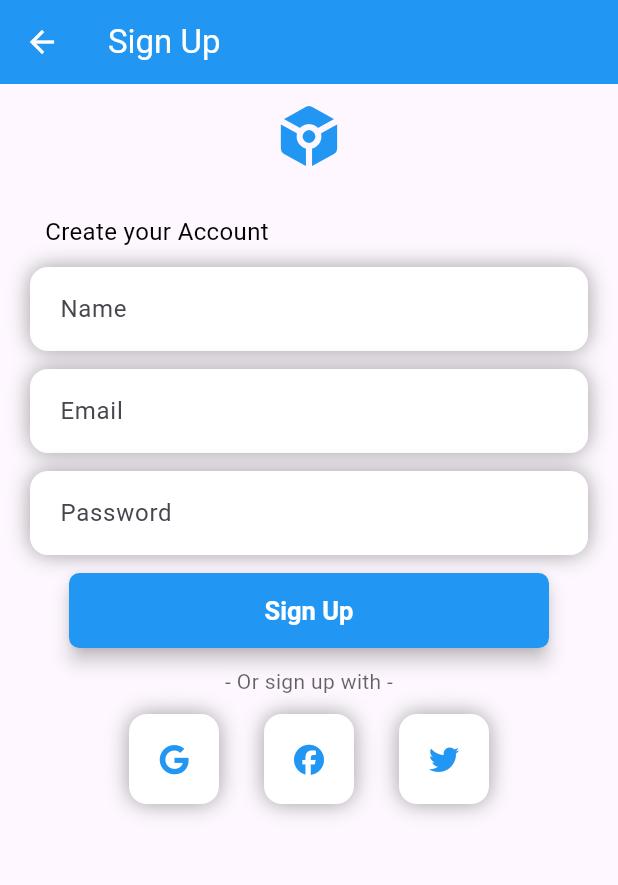
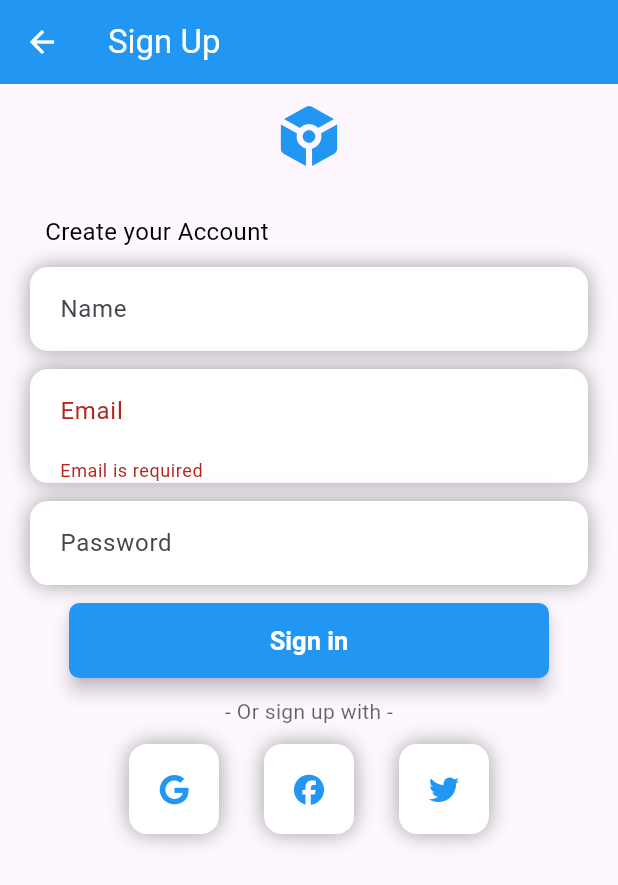
Before and after one commit to deepakd0803/flutterProject, a Flutter app: the Login screen opened directly, after a tap on "Sign in", after a tap on "Sign up", on a phone screen of 412 x 824 dp. Shown: the top 885 px of the screen. Run offline on Flutter 3.47's test engine with Material 3 defaults, Android fonts, the phone set to English and light mode, and no system bars; our stand-ins replace font_awesome_flutter.

```diff
--- a/lib/authentication_service.dart
+++ b/lib/authentication_service.dart
@@ -3,22 +3,71 @@ import 'package:flutter_app/user_modal.dart';
 
 class AuthenticationService with ChangeNotifier {
   User _user = User();
-// changeNotifier helps you manage state change in app
+  String _emailError = '';
+  String _passwordError = '';
+  String _nameError = '';
+
   User get user => _user;
+  String get emailError => _emailError;
+  String get passwordError => _passwordError;
+  String get nameError => _nameError;
+
+  bool validateEmail(String email) {
+    if (email.isEmpty) {
+      _emailError = 'Email is required';
+      notifyListeners();
+      return false;
+    } else if (!RegExp(
+      r'^(([^<>()[\]\\.,;:\s@\"]+(\.[^<>()[\]\\.,;:\s@\"]+)*)|(\".+\"))@((\[[0-9]{1,3}\.[0-9]{1,3}\.[0-9]{1,3}\.[0-9]{1,3}\])|(([a-zA-Z\-0-9]+\.)+[a-zA-Z]{2,}))$',
+    ).hasMatch(email)) {
+      _emailError = 'Invalid email format';
+      notifyListeners();
+      return false;
+    } else {
+      _emailError = '';
+      notifyListeners();
+      return true;
+    }
+  }
+
+  bool validatePassword(String password) {
+    if (password.isEmpty) {
+      _passwordError = 'Password is required';
+      notifyListeners();
+      return false;
+    } else if (password.length < 8) {
+      _passwordError = 'Password must be at least 8 characters';
+      notifyListeners();
+      return false;
+    } else {
+      _passwordError = '';
+      notifyListeners();
+      return true;
+    }
+  }
+
+  bool validateName(String name) {
+    if (name.isEmpty) {
+      _nameError = 'Name is required';
+      notifyListeners();
+      return false;
+    } else {
+      _nameError = '';
+      notifyListeners();
+      return true;
+    }
+  }
 
   void login(String email, String password) {
-
-    if (email == 'deepak@123gmail.com' && password == '12345678') {
+    if (email == "deepak@123gmail.com" && password == "12345678") {
+      // Login logic here
       _user = User(email: email, password: password);
       notifyListeners();
-      // when notifylisteners it will rebuild all the widgets
-    } else {
-      print('Invalid email and Password');
     }
   }
 
   void signUp(String name, String email, String password) {
-
+    // Signup logic here
     _user = User(name: name, email: email, password: password);
     notifyListeners();
   }
--- a/lib/login.dart
+++ b/lib/login.dart
@@ -15,13 +15,15 @@ class _LoginPageState extends State<Login> {
   final _formKey = GlobalKey<FormState>();
   final _emailController = TextEditingController();
   final _passwordController = TextEditingController();
-  var _emailError, _passwordError;
+  // var _emailError, _passwordError;
   @override
   Widget build(BuildContext context) {
+    // final authenticationService = Provider.of<AuthenticationService>(context);
     return Scaffold(
         appBar: AppBar(
           title: Text(
             "Sign In",
+            style: TextStyle(color: Colors.white),
           ),
         ),
         body: SingleChildScrollView(
@@ -33,25 +35,25 @@ class _LoginPageState extends State<Login> {
             spacing: 12,
             children: [
               Container(
-                margin: EdgeInsets.only(top: 40),
+                margin: EdgeInsets.only(top: 30),
                 child: Icon(
                   Icons.token_rounded,
                   color: Colors.blue,
-                  size: 50,
+                  size: 80,
                 ),
               ),
               SizedBox(
                 height: 5,
               ),
               Container(
-                alignment: Alignment.topLeft,
-                margin: EdgeInsets.only(left: 30),
+                alignment: Alignment.center,
+                margin: EdgeInsets.symmetric(vertical: 12),
                 child: Text(
                   "Create your Account",
                   style: TextStyle(
-                      color: Colors.black,
-                      fontWeight: FontWeight.normal,
-                      fontSize: 16),
+                      color: Colors.blue,
+                      fontWeight: FontWeight.bold,
+                      fontSize: 20),
                 ),
               ),
               Container(
@@ -68,20 +70,19 @@ class _LoginPageState extends State<Login> {
                     ]),
                 child: TextFormField(
                   controller: _emailController,
+                  onChanged: (value) => context
+                      .read<AuthenticationService>()
+                      .validateEmail(value),
                   decoration: InputDecoration(
                       labelText: "Email",
                       border: InputBorder.none,
-                      errorText: _emailError),
-                  validator: (value) {
-                    if (value!.isEmpty) {
-                      return 'Email is required';
-                    } else if (!RegExp(
-                            r'^(([^<>()[\]\\.,;:\s@\"]+(\.[^<>()[\]\\.,;:\s@\"]+)*)|(\".+\"))@((\[[0-9]{1,3}\.[0-9]{1,3}\.[0-9]{1,3}\.[0-9]{1,3}\])|(([a-zA-Z\-0-9]+\.)+[a-zA-Z]{2,}))$')
-                        .hasMatch(value)) {
-                      return 'Invalid email format';
-                    }
-                    return null;
-                  },
+                      errorText: context
+                              .watch<AuthenticationService>()
+                              .emailError
+                              .isNotEmpty
+                          ? context.watch<AuthenticationService>().emailError
+                          : null),
+
                   keyboardType: TextInputType.emailAddress,
                   // onChanged: (text) => print("on change $text"),
                   // onSubmitted: (value) => print("final value is $value"),
@@ -101,34 +102,58 @@ class _LoginPageState extends State<Login> {
                     ]),
                 child: TextFormField(
                   controller: _passwordController,
+                  onChanged: (value) => context
+                      .read<AuthenticationService>()
+                      .validatePassword(value),
                   decoration: InputDecoration(
-                      errorText: _passwordError,
+                      errorText: context
+                              .watch<AuthenticationService>()
+                              .passwordError
+                              .isNotEmpty
+                          ? context.watch<AuthenticationService>().passwordError
+                          : null,
                       labelText: "Password",
                       border: InputBorder.none),
                   obscureText: true,
-                  validator: (value) {
-                    if (value!.isEmpty) {
-                      return 'Password is required';
-                    } else if (value.length < 8) {
-                      return 'Password must be at least 8 characters long';
-                    }
-                    return null;
-                  },
                   keyboardType: TextInputType.visiblePassword,
                   // onChanged: (text) => print("on change $text"),
                   // onSubmitted: (value) => print("final value is $value"),
                 ),
               ),
-              ElevatedButton(
+              Container(
+                margin: EdgeInsets.symmetric(vertical: 6),
+                child: ElevatedButton(
                   onPressed: () {
-                  if (_formKey.currentState!.validate()) {
+                    if (context.read<AuthenticationService>().validateEmail(
+                              _emailController.text,
+                            ) &&
+                        context.read<AuthenticationService>().validatePassword(
+                              _passwordController.text,
+                            )) {
                       context.read<AuthenticationService>().login(
                             _emailController.text,
                             _passwordController.text,
                           );
-                    Navigator.push(context,
-                        MaterialPageRoute(builder: (context) => HomeScreen()));
+                      Navigator.push(
+                          context,
+                          MaterialPageRoute(
+                              builder: (context) => HomeScreen()));
                     }
+                    // } else {
+                    //   // Show error messages
+                    //   ScaffoldMessenger.of(context).showSnackBar(
+                    //     SnackBar(
+                    //       content: Text(context
+                    //               .read<AuthenticationService>()
+                    //               .emailError
+                    //               .isNotEmpty
+                    //           ? context.read<AuthenticationService>().emailError
+                    //           : context
+                    //               .read<AuthenticationService>()
+                    //               .passwordError),
+                    //     ),
+                    //   );
+                    // }
                   },
                   child: Text(
                     "Sign in",
@@ -142,9 +167,10 @@ class _LoginPageState extends State<Login> {
                     shape: RoundedRectangleBorder(
                         borderRadius: BorderRadius.circular(7)),
                     backgroundColor: Colors.blue,
-                  textStyle:
-                      TextStyle(color: const Color.fromARGB(255, 191, 32, 32)),
+                    textStyle: TextStyle(
+                        color: const Color.fromARGB(255, 191, 32, 32)),
                     minimumSize: Size(320, 50),
+                  ),
                 ),
               ),
               SizedBox(
@@ -170,7 +196,10 @@ class _LoginPageState extends State<Login> {
                   mainAxisAlignment: MainAxisAlignment.center,
                   children: [
                     SizedBox(
-                      child: Text("Don't have any Account ?"),
+                      child: Text(
+                        "Don't have any Account ?",
+                        style: TextStyle(color: Colors.black),
+                      ),
                     ),
                     TextButton(
                         onPressed: () => Navigator.push(
--- a/lib/sign_up.dart
+++ b/lib/sign_up.dart
@@ -4,13 +4,6 @@ import 'package:flutter_app/home.dart';
 import 'package:font_awesome_flutter/font_awesome_flutter.dart';
 import 'package:provider/provider.dart';
 import 'authentication_service.dart';
-
-// class SignUpData {
-//   String email;
-//   String Password;
-//   String name;
-//   SignUpData({required this.email, required this.Password, required this.name});
-// }
 
 class SignUp extends StatefulWidget {
   @override
@@ -22,9 +15,10 @@ class _SignUpState extends State<SignUp> {
   final _emailController = TextEditingController();
   final _passwordController = TextEditingController();
   final _nameController = TextEditingController();
-  var _nameError, _emailError, _passwordError;
+  // var _nameError, _emailError, _passwordError;
   @override
   Widget build(BuildContext context) {
+    // final authenticationService = Provider.of<AuthenticationService>(context);
     return Scaffold(
         appBar: AppBar(
           leading: IconButton(
@@ -82,16 +76,17 @@ class _SignUpState extends State<SignUp> {
                     ]),
                 child: TextFormField(
                   controller: _nameController,
+                  onChanged: (value) =>
+                      context.read<AuthenticationService>().validateName(value),
                   decoration: InputDecoration(
-                      errorText: _nameError,
+                      errorText: context
+                              .watch<AuthenticationService>()
+                              .nameError
+                              .isNotEmpty
+                          ? context.watch<AuthenticationService>().nameError
+                          : null,
                       labelText: "Name",
                       border: InputBorder.none),
-                  validator: (value) {
-                    if (value!.isEmpty) {
-                      return "Name is required";
-                    }
-                    return null;
-                  },
                   keyboardType: TextInputType.emailAddress,
                 ),
               ),
@@ -109,20 +104,18 @@ class _SignUpState extends State<SignUp> {
                     ]),
                 child: TextFormField(
                   controller: _emailController,
+                  onChanged: (value) => context
+                      .read<AuthenticationService>()
+                      .validateEmail(value),
                   decoration: InputDecoration(
-                      errorText: _emailError,
+                      errorText: context
+                              .watch<AuthenticationService>()
+                              .emailError
+                              .isNotEmpty
+                          ? context.watch<AuthenticationService>().emailError
+                          : null,
                       labelText: "Email",
                       border: InputBorder.none),
-                  validator: (value) {
-                    if (value!.isEmpty) {
-                      return 'Email is required';
-                    } else if (!RegExp(
-                            r'^(([^<>()[\]\\.,;:\s@\"]+(\.[^<>()[\]\\.,;:\s@\"]+)*)|(\".+\"))@((\[[0-9]{1,3}\.[0-9]{1,3}\.[0-9]{1,3}\.[0-9]{1,3}\])|(([a-zA-Z\-0-9]+\.)+[a-zA-Z]{2,}))$')
-                        .hasMatch(value)) {
-                      return 'Invalid email format';
-                    }
-                    return null;
-                  },
                   keyboardType: TextInputType.emailAddress,
                 ),
               ),
@@ -140,19 +133,19 @@ class _SignUpState extends State<SignUp> {
                     ]),
                 child: TextFormField(
                   controller: _passwordController,
+                  onChanged: (value) => context
+                      .read<AuthenticationService>()
+                      .validatePassword(value),
                   decoration: InputDecoration(
-                      errorText: _passwordError,
+                      errorText: context
+                              .watch<AuthenticationService>()
+                              .passwordError
+                              .isNotEmpty
+                          ? context.watch<AuthenticationService>().passwordError
+                          : null,
                       labelText: "Password",
                       border: InputBorder.none),
                   obscureText: true,
-                  validator: (value) {
-                    if (value!.isEmpty) {
-                      return 'Password is required';
-                    } else if (value.length < 8) {
-                      return 'Password must be at least 8 characters long';
-                    }
-                    return null;
-                  },
                   keyboardType: TextInputType.visiblePassword,
                 ),
               ),
@@ -177,20 +170,41 @@ class _SignUpState extends State<SignUp> {
               // ),
               ElevatedButton(
                 onPressed: () {
-                  if (_formKey.currentState!.validate()) {
+                  if (context.read<AuthenticationService>().validateEmail(
+                            _emailController.text,
+                          ) &&
+                      context.read<AuthenticationService>().validatePassword(
+                            _passwordController.text,
+                          ) &&
+                      context.read<AuthenticationService>().validateName(
+                            _nameController.text,
+                          )) {
                     context.read<AuthenticationService>().signUp(
                           _nameController.text,
                           _emailController.text,
                           _passwordController.text,
                         );
-                    Navigator.push(
-                      context,
-                      MaterialPageRoute(builder: (context) => HomeScreen()),
-                    );
+                    Navigator.push(context,
+                        MaterialPageRoute(builder: (context) => HomeScreen()));
                   }
+                  // } else {
+                  //   // Show error messages
+                  //   ScaffoldMessenger.of(context).showSnackBar(
+                  //     SnackBar(
+                  //       content: Text(context
+                  //               .read<AuthenticationService>()
+                  //               .emailError
+                  //               .isNotEmpty
+                  //           ? context.read<AuthenticationService>().emailError
+                  //           : context
+                  //               .read<AuthenticationService>()
+                  //               .passwordError),
+                  //     ),
+                  //   );
+                  // }
                 },
                 child: Text(
-                  "Sign Up",
+                  "Sign in",
                   style: TextStyle(
                       color: Colors.white,
                       fontWeight: FontWeight.bold,
@@ -206,6 +220,7 @@ class _SignUpState extends State<SignUp> {
                   minimumSize: Size(320, 50),
                 ),
               ),
+
               SizedBox(
                 child: Text(
                   "- Or sign up with -",
--- a/lib/splash_screen.dart
+++ b/lib/splash_screen.dart
@@ -3,6 +3,7 @@ import 'dart:async';
 import 'package:flutter/cupertino.dart';
 import 'package:flutter/material.dart';
 import 'package:flutter_app/login.dart';
+
 
 class SplashScreen extends StatefulWidget {
   @override
@@ -32,7 +33,7 @@ class _SplashScreenState extends State<SplashScreen> {
             child: Icon(
           Icons.token_rounded,
           color: Colors.white,
-          size: 90,
+          size: 120,
         )),
       ),
     );
```
Also changed, not shown: lib/apidatafatch.dart (added, +67 -0 lines), lib/apiprovider.dart (added, +32 -0 lines), lib/bookmark_screen.dart (added, +62 -0 lines), lib/demo.dart (added, +84 -0 lines), lib/home.dart (+10 -1 lines), lib/main.dart (+9 -2 lines), lib/todo.dart (+24 -24 lines), lib/todo_list.dart (+12 -9 lines), lib/todo_provider.dart (added, +23 -0 lines), lib/todo_screen.dart (+11 -3 lines). Lines whose indentation alone changed are shown as unchanged.
